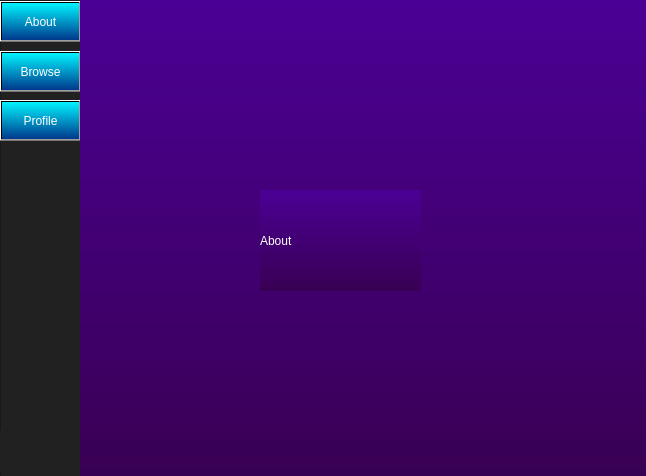
The window that stinder/ui/Home.ui (gibbons-eddie/Stinder) describes before a commit, drawn with Qt 5.
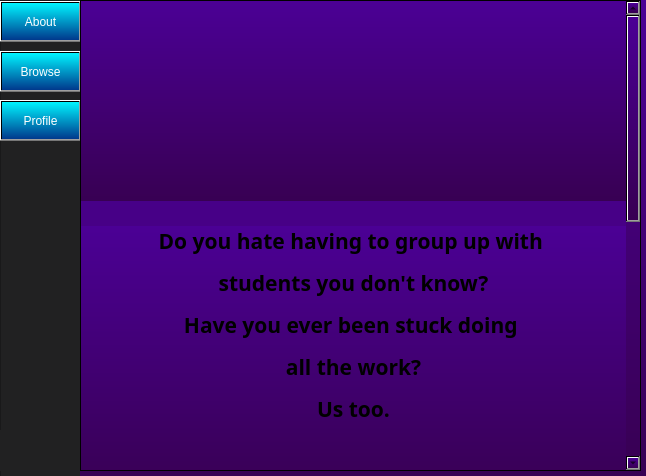
The same window after the commit. The open tabs and pages were chosen to show the change. Icons and pictures are not drawn.

Diff of the .ui file:
```diff
--- a/stinder/ui/Home.ui
+++ b/stinder/ui/Home.ui
@@ -130,22 +130,155 @@
      <number>2</number>
     </property>
     <widget class="QWidget" name="AboutPage">
-     <widget class="QLabel" name="AboutLabel">
+     <widget class="QScrollArea" name="scrollArea">
       <property name="geometry">
        <rect>
-        <x>180</x>
-        <y>190</y>
-        <width>161</width>
-        <height>101</height>
+        <x>0</x>
+        <y>0</y>
+        <width>561</width>
+        <height>471</height>
        </rect>
       </property>
-      <property name="styleSheet">
-       <string notr="true">color: rgb(255, 255, 255);
-font: 700 13pt &quot;Nexa Text Demo&quot;;</string>
+      <property name="widgetResizable">
+       <bool>true</bool>
       </property>
-      <property name="text">
-       <string>About</string>
-      </property>
+      <widget class="QWidget" name="scrollAreaWidgetContents_3">
+       <property name="geometry">
+        <rect>
+         <x>0</x>
+         <y>0</y>
+         <width>542</width>
+         <height>1006</height>
+        </rect>
+       </property>
+       <layout class="QVBoxLayout" name="verticalLayout">
+        <property name="spacing">
+         <number>25</number>
+        </property>
+        <property name="leftMargin">
+         <number>0</number>
+        </property>
+        <property name="topMargin">
+         <number>0</number>
+        </property>
+        <property name="rightMargin">
+         <number>0</number>
+        </property>
+        <property name="bottomMargin">
+         <number>0</number>
+        </property>
+        <item>
+         <widget class="QLabel" name="aboutlogo">
+          <property name="sizePolicy">
+           <sizepolicy hsizetype="Minimum" vsizetype="Minimum">
+            <horstretch>100</horstretch>
+            <verstretch>100</verstretch>
+           </sizepolicy>
+          </property>
+          <property name="minimumSize">
+           <size>
+            <width>541</width>
+            <height>200</height>
+           </size>
+          </property>
+          <property name="toolTip">
+           <string>&lt;html&gt;&lt;head/&gt;&lt;body&gt;&lt;p&gt;&lt;br/&gt;&lt;/p&gt;&lt;/body&gt;&lt;/html&gt;</string>
+          </property>
+          <property name="whatsThis">
+           <string>&lt;html&gt;&lt;head/&gt;&lt;body&gt;&lt;p&gt;&lt;br/&gt;&lt;/p&gt;&lt;/body&gt;&lt;/html&gt;</string>
+          </property>
+          <property name="text">
+           <string/>
+          </property>
+          <property name="textFormat">
+           <enum>Qt::AutoText</enum>
+          </property>
+          <property name="pixmap">
+           <pixmap resource="../resources/stinder_images.qrc">:/logo/images/stinder_logo.png</pixmap>
+          </property>
+          <property name="scaledContents">
+           <bool>true</bool>
+          </property>
+          <property name="alignment">
+           <set>Qt::AlignLeading|Qt::AlignLeft|Qt::AlignVCenter</set>
+          </property>
+         </widget>
+        </item>
+        <item>
+         <widget class="QLabel" name="abouttext1">
+          <property name="minimumSize">
+           <size>
+            <width>15</width>
+            <height>0</height>
+           </size>
+          </property>
+          <property name="font">
+           <font>
+            <family>Nexa Bold</family>
+            <pointsize>15</pointsize>
+            <weight>62</weight>
+            <italic>false</italic>
+            <bold>true</bold>
+           </font>
+          </property>
+          <property name="autoFillBackground">
+           <bool>false</bool>
+          </property>
+          <property name="styleSheet">
+           <string notr="true">font: 500 15pt &quot;Nexa Bold&quot;</string>
+          </property>
+          <property name="text">
+           <string>&lt;html&gt;&lt;head/&gt;&lt;body&gt;&lt;p align=&quot;center&quot;&gt;&lt;span style=&quot; font-size:16pt; font-weight:600;&quot;&gt;Do you hate having to group up with &lt;/span&gt;&lt;/p&gt;&lt;p align=&quot;center&quot;&gt;&lt;span style=&quot; font-size:16pt; font-weight:600;&quot;&gt;students you don't know?&lt;/span&gt;&lt;/p&gt;&lt;p align=&quot;center&quot;&gt;&lt;span style=&quot; font-size:16pt; font-weight:600;&quot;&gt;Have you ever been stuck doing &lt;/span&gt;&lt;/p&gt;&lt;p align=&quot;center&quot;&gt;&lt;span style=&quot; font-size:16pt; font-weight:600;&quot;&gt;all the work?&lt;/span&gt;&lt;/p&gt;&lt;p align=&quot;center&quot;&gt;&lt;span style=&quot; font-size:16pt; font-weight:600;&quot;&gt;Us too.&lt;/span&gt;&lt;/p&gt;&lt;p align=&quot;center&quot;&gt;&lt;br/&gt;&lt;/p&gt;&lt;/body&gt;&lt;/html&gt;</string>
+          </property>
+          <property name="scaledContents">
+           <bool>false</bool>
+          </property>
+          <property name="alignment">
+           <set>Qt::AlignLeading|Qt::AlignLeft|Qt::AlignVCenter</set>
+          </property>
+         </widget>
+        </item>
+        <item>
+         <widget class="QLabel" name="abouttext2">
+          <property name="styleSheet">
+           <string notr="true">font: 500 8pt &quot;Nexa Demo&quot;</string>
+          </property>
+          <property name="text">
+           <string>&lt;html&gt;&lt;head/&gt;&lt;body&gt;&lt;p align=&quot;center&quot;&gt;&lt;span style=&quot; font-weight:400;&quot;&gt;Stinder aims to solve those problems for those who would like to pair up with those with &lt;/span&gt;&lt;/p&gt;&lt;p align=&quot;center&quot;&gt;&lt;span style=&quot; font-weight:400;&quot;&gt;similar work ethic and motivations. &lt;/span&gt;&lt;/p&gt;&lt;p align=&quot;center&quot;&gt;&lt;span style=&quot; font-weight:400;&quot;&gt;Fill out your student information for your profile and browse through your class population &lt;/span&gt;&lt;/p&gt;&lt;p align=&quot;center&quot;&gt;&lt;span style=&quot; font-weight:400;&quot;&gt;for those with similar qualities to work as effectively as possible in a group setting!&lt;/span&gt;&lt;/p&gt;&lt;p align=&quot;center&quot;&gt;&lt;span style=&quot; font-weight:400;&quot;&gt;Filter students by major, coursework, schedule and more* to &lt;/span&gt;&lt;/p&gt;&lt;p align=&quot;center&quot;&gt;&lt;span style=&quot; font-weight:400;&quot;&gt;find your perfect match!&lt;/span&gt;&lt;br/&gt;&lt;/p&gt;&lt;/body&gt;&lt;/html&gt;</string>
+          </property>
+          <property name="scaledContents">
+           <bool>false</bool>
+          </property>
+          <property name="alignment">
+           <set>Qt::AlignLeading|Qt::AlignLeft|Qt::AlignVCenter</set>
+          </property>
+          <property name="wordWrap">
+           <bool>false</bool>
+          </property>
+         </widget>
+        </item>
+        <item>
+         <widget class="QLabel" name="abouttext3">
+          <property name="styleSheet">
+           <string notr="true">font: 500 8pt &quot;Nexa Bold&quot;</string>
+          </property>
+          <property name="text">
+           <string>&lt;html&gt;&lt;head/&gt;&lt;body&gt;&lt;p align=&quot;center&quot;&gt;&lt;span style=&quot; font-size:14pt; font-weight:600; font-style:italic;&quot;&gt;Stinder. &lt;/span&gt;&lt;/p&gt;&lt;p align=&quot;center&quot;&gt;&lt;span style=&quot; font-size:14pt; font-weight:600; font-style:italic;&quot;&gt;Never have a bad (study) date again.&lt;/span&gt;&lt;/p&gt;&lt;p align=&quot;center&quot;&gt;&lt;br/&gt;&lt;/p&gt;&lt;/body&gt;&lt;/html&gt;</string>
+          </property>
+         </widget>
+        </item>
+        <item>
+         <widget class="QLabel" name="aboutteamtext">
+          <property name="styleSheet">
+           <string notr="true">font: 700 13pt &quot;Nexa Text Demo&quot;</string>
+          </property>
+          <property name="text">
+           <string>&lt;html&gt;&lt;head/&gt;&lt;body&gt;&lt;p align=&quot;center&quot;&gt;&lt;br/&gt;&lt;span style=&quot; font-size:12pt; text-decoration: underline;&quot;&gt;Meet Team Swipers&lt;/span&gt;&lt;/p&gt;&lt;p align=&quot;center&quot;&gt;&lt;span style=&quot; font-weight:400;&quot;&gt;Eddie Gibbons&lt;/span&gt;&lt;/p&gt;&lt;p align=&quot;center&quot;&gt;&lt;span style=&quot; font-weight:400;&quot;&gt;Allison Denham&lt;/span&gt;&lt;/p&gt;&lt;p align=&quot;center&quot;&gt;&lt;span style=&quot; font-weight:400;&quot;&gt;Carlos Echenique&lt;/span&gt;&lt;/p&gt;&lt;p align=&quot;center&quot;&gt;&lt;span style=&quot; font-weight:400;&quot;&gt;Wyatt Townsend&lt;/span&gt;&lt;/p&gt;&lt;p align=&quot;center&quot;&gt;&lt;span style=&quot; font-weight:400;&quot;&gt;Yuchen Xiong&lt;/span&gt;&lt;br/&gt;&lt;/p&gt;&lt;/body&gt;&lt;/html&gt;</string>
+          </property>
+         </widget>
+        </item>
+       </layout>
+      </widget>
      </widget>
     </widget>
     <widget class="QWidget" name="BrowsePage">
```
Left out of the diff: 2 changed lines with no effect on the pictures.
